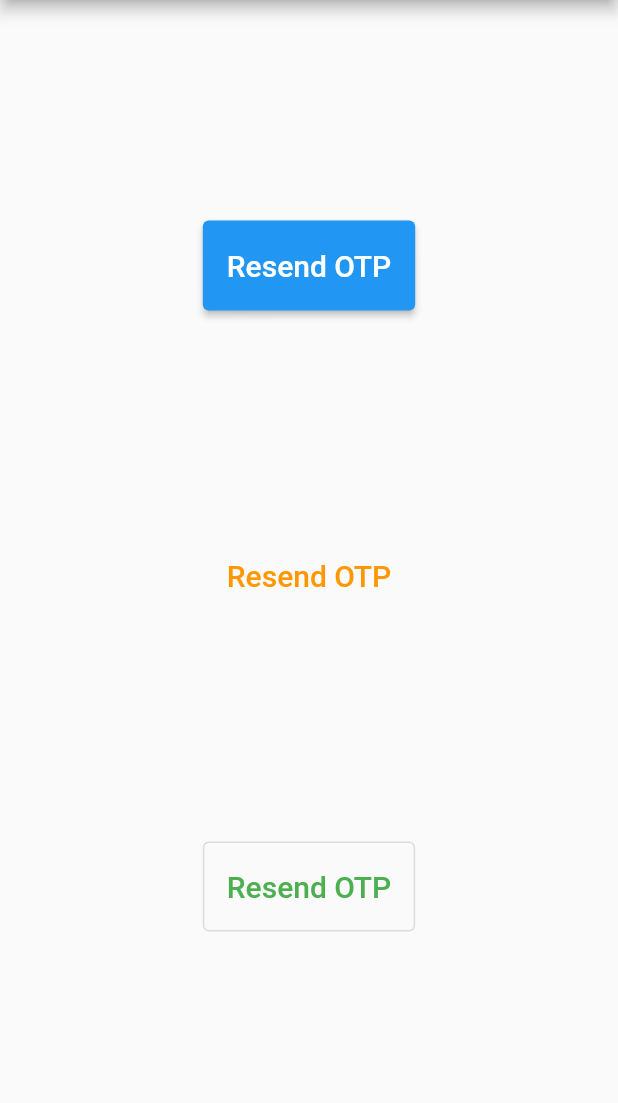
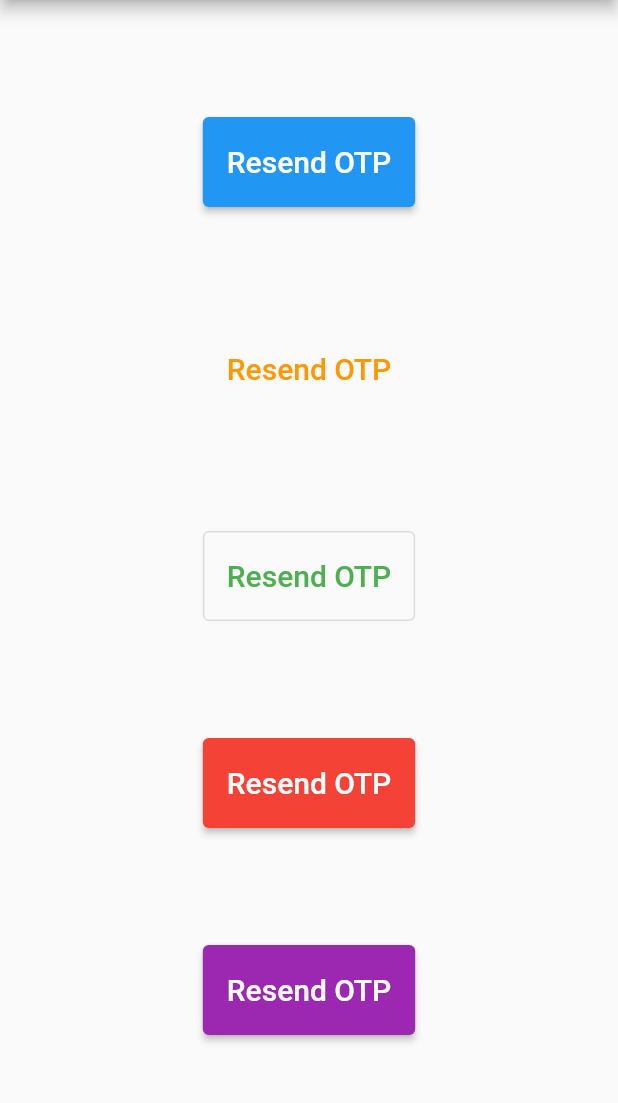
Before and after one commit to mpcreza/otp_timer_button, a Flutter app: the screen it shows after launch, on a phone screen of 412 x 824 dp, the part 84-1187 px from its top. Run offline on Flutter 3.47's test engine with Material 2 defaults, Android fonts, the phone set to English and light mode, and no system bars.

Commit message:
update example

```diff
--- a/example/lib/main.dart
+++ b/example/lib/main.dart
@@ -29,7 +29,11 @@ class MyHomePage extends StatefulWidget {
 }
 
 class _MyHomePageState extends State<MyHomePage> {
-  OtpTimerButtonController controller = OtpTimerButtonController();
+  OtpTimerButtonController blueController = OtpTimerButtonController();
+  OtpTimerButtonController orangeController = OtpTimerButtonController();
+  OtpTimerButtonController greenController = OtpTimerButtonController();
+  OtpTimerButtonController redController = OtpTimerButtonController();
+  OtpTimerButtonController purpleController = OtpTimerButtonController();
 
   @override
   Widget build(BuildContext context) {
@@ -42,7 +46,7 @@ class _MyHomePageState extends State<MyHomePage> {
           mainAxisAlignment: MainAxisAlignment.spaceEvenly,
           children: [
             OtpTimerButton(
-              controller: controller,
+              controller: blueController,
               height: 60,
               onPressed: () {},
               text: Text(
@@ -52,28 +56,60 @@ class _MyHomePageState extends State<MyHomePage> {
               duration: 2,
             ),
             OtpTimerButton(
-              controller: controller,
+              controller: orangeController,
               height: 60,
               onPressed: () {},
               text: Text(
                 'Resend OTP',
                 style: TextStyle(fontSize: 20),
               ),
+              buttonType: ButtonType.text_button,
+              backgroundColor: Colors.orange,
               duration: 2,
-              backgroundColor: Colors.orange,
-              buttonType: ButtonType.text_button,
             ),
             OtpTimerButton(
-              controller: controller,
+              controller: greenController,
               height: 60,
               onPressed: () {},
               text: Text(
                 'Resend OTP',
                 style: TextStyle(fontSize: 20),
               ),
+              buttonType: ButtonType.outlined_button,
+              backgroundColor: Colors.green,
               duration: 2,
-              backgroundColor: Colors.green,
-              buttonType: ButtonType.outlined_button,
+            ),
+            OtpTimerButton(
+              controller: redController,
+              height: 60,
+              onPressed: () {
+                redController.loading();
+                Future.delayed(Duration(seconds: 2), () {
+                  redController.startTimer();
+                });
+              },
+              text: Text(
+                'Resend OTP',
+                style: TextStyle(fontSize: 20),
+              ),
+              backgroundColor: Colors.red,
+              duration: 2,
+            ),
+            OtpTimerButton(
+              controller: purpleController,
+              height: 60,
+              onPressed: () {
+                purpleController.loading();
+                Future.delayed(Duration(seconds: 2), () {
+                  purpleController.enableButton();
+                });
+              },
+              text: Text(
+                'Resend OTP',
+                style: TextStyle(fontSize: 20),
+              ),
+              backgroundColor: Colors.purple,
+              duration: 2,
             ),
           ],
         ),
```
